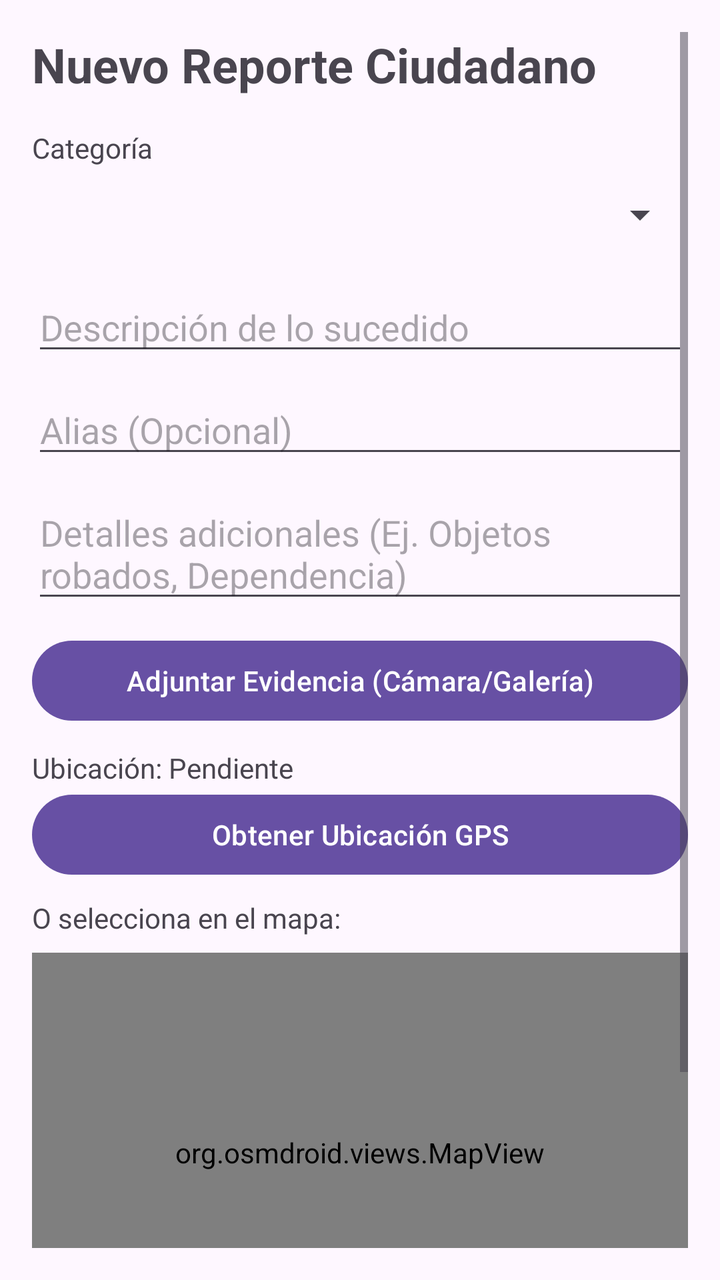
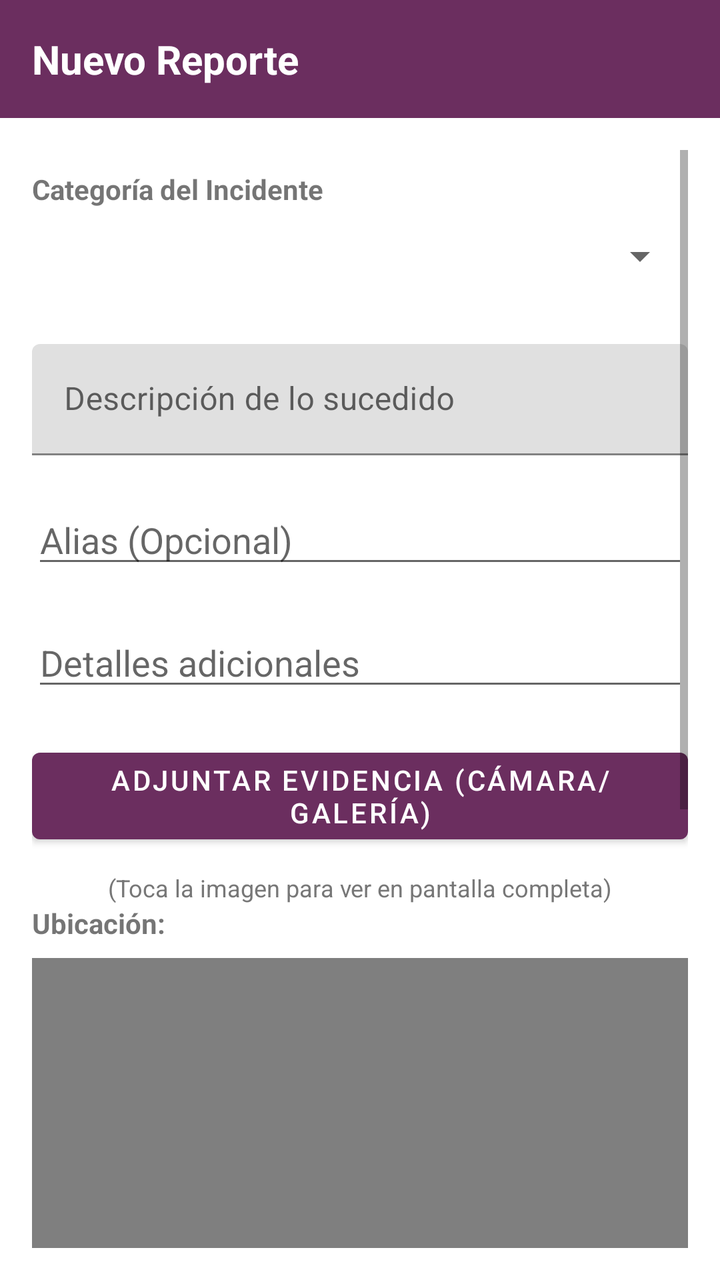

An Android layout rendered at two revisions. The XML below is the earlier revision; the diff shows what the commit changed to produce the second picture.
<!-- AndroidManifest.xml: application theme Theme.ProyectoFinal -->
<!-- res/layout/activity_crear_reporte.xml -->
<?xml version="1.0" encoding="utf-8"?>
<ScrollView xmlns:android="http://schemas.android.com/apk/res/android"
    android:layout_width="match_parent"
    android:layout_height="match_parent"
    android:padding="16dp">

    <LinearLayout
        android:layout_width="match_parent"
        android:layout_height="wrap_content"
        android:orientation="vertical">

        <TextView
            android:text="Nuevo Reporte Ciudadano"
            android:textSize="24sp"
            android:textStyle="bold"
            android:layout_width="wrap_content"
            android:layout_height="wrap_content"/>

        <TextView
            android:text="Categoría"
            android:layout_marginTop="16dp"
            android:layout_width="wrap_content"
            android:layout_height="wrap_content"/>

        <Spinner
            android:id="@+id/spinnerCategoria"
            android:layout_width="match_parent"
            android:layout_height="wrap_content"
            android:minHeight="48dp"/>

        <EditText
            android:id="@+id/etDescripcion"
            android:hint="Descripción de lo sucedido"
            android:layout_width="match_parent"
            android:layout_height="wrap_content"
            android:layout_marginTop="10dp"/>

        <EditText
            android:id="@+id/etAlias"
            android:hint="Alias (Opcional)"
            android:layout_width="match_parent"
            android:layout_height="wrap_content"
            android:layout_marginTop="10dp"/>

        <EditText
            android:id="@+id/etDetalleExtra"
            android:hint="Detalles adicionales (Ej. Objetos robados, Dependencia)"
            android:layout_width="match_parent"
            android:layout_height="wrap_content"
            android:layout_marginTop="10dp"/>

        <Button
            android:id="@+id/btnFoto"
            android:text="Adjuntar Evidencia (Cámara/Galería)"
            android:layout_width="match_parent"
            android:layout_height="wrap_content"
            android:layout_marginTop="10dp"/>

        <ImageView
            android:id="@+id/ivPreview"
            android:layout_width="match_parent"
            android:layout_height="200dp"
            android:scaleType="centerCrop"
            android:background="#E0E0E0"
            android:visibility="gone"/>

        <TextView
            android:id="@+id/tvUbicacion"
            android:text="Ubicación: Pendiente"
            android:layout_width="wrap_content"
            android:layout_height="wrap_content"
            android:layout_marginTop="10dp"/>

        <Button
            android:id="@+id/btnObtenerUbicacion"
            android:text="Obtener Ubicación GPS"
            android:layout_width="match_parent"
            android:layout_height="wrap_content"/>

        <TextView
            android:text="O selecciona en el mapa:"
            android:layout_marginTop="8dp"
            android:layout_width="wrap_content"
            android:layout_height="wrap_content"/>

        <org.osmdroid.views.MapView
            android:id="@+id/mapPickLocation"
            android:layout_width="match_parent"
            android:layout_height="200dp"
            android:layout_marginTop="8dp"
            android:background="#E0E0E0"/>

        <Button
            android:id="@+id/btnEnviar"
            android:text="ENVIAR REPORTE"
            android:backgroundTint="#D32F2F"
            android:layout_width="match_parent"
            android:layout_height="wrap_content"
            android:layout_marginTop="24dp"/>

        <ProgressBar
            android:id="@+id/progressBar"
            android:visibility="gone"
            android:layout_width="wrap_content"
            android:layout_height="wrap_content"
            android:layout_gravity="center"/>

    </LinearLayout>
</ScrollView>
<!-- resources referenced by this layout -->
<resources>
  <style name="Theme.ProyectoFinal" parent="Base.Theme.ProyectoFinal" />
  <style name="Base.Theme.ProyectoFinal" parent="Theme.Material3.DayNight.NoActionBar">
          
          
      </style>
</resources>

<!-- the commit's change to res/layout/activity_crear_reporte.xml (unified diff, before → after) -->
@@ -1,109 +1,166 @@
 <?xml version="1.0" encoding="utf-8"?>
-<ScrollView xmlns:android="http://schemas.android.com/apk/res/android"
+<FrameLayout xmlns:android="http://schemas.android.com/apk/res/android"
     android:layout_width="match_parent"
-    android:layout_height="match_parent"
-    android:padding="16dp">
+    android:layout_height="match_parent">
 
     <LinearLayout
         android:layout_width="match_parent"
-        android:layout_height="wrap_content"
-        android:orientation="vertical">
+        android:layout_height="match_parent"
+        android:orientation="vertical"
+        android:background="@color/white">
+
+        <LinearLayout
+            android:layout_width="match_parent"
+            android:layout_height="wrap_content"
+            android:background="@color/guinda_bg_header"
+            android:padding="16dp">
+            <TextView
+                android:text="Nuevo Reporte"
+                android:textColor="@color/white"
+                android:textSize="20sp"
+                android:textStyle="bold"
+                android:layout_width="wrap_content"
+                android:layout_height="wrap_content"/>
+        </LinearLayout>
+
+        <ScrollView
+            android:layout_width="match_parent"
+            android:layout_height="match_parent"
+            android:padding="16dp">
+
+            <LinearLayout
+                android:layout_width="match_parent"
+                android:layout_height="wrap_content"
+                android:orientation="vertical"
+                android:paddingBottom="40dp">
+
+                <TextView
+                    android:text="Categoría del Incidente"
+                    android:textStyle="bold"
+                    android:layout_marginTop="10dp"
+                    android:layout_width="wrap_content"
+                    android:layout_height="wrap_content"/>
+
+                <Spinner
+                    android:id="@+id/spinnerCategoria"
+                    android:layout_width="match_parent"
+                    android:layout_height="wrap_content"
+                    android:minHeight="48dp"
+                    android:layout_marginBottom="20dp"/>
+
+                <com.google.android.material.textfield.TextInputLayout
+                    android:layout_width="match_parent"
+                    android:layout_height="wrap_content"
+                    android:layout_marginBottom="20dp"
+                    android:hint="Descripción de lo sucedido">
+                    <com.google.android.material.textfield.TextInputEditText
+                        android:id="@+id/etDescripcion"
+                        android:layout_width="match_parent"
+                        android:layout_height="wrap_content"
+                        android:inputType="textMultiLine"/>
+                </com.google.android.material.textfield.TextInputLayout>
+
+                <EditText
+                    android:id="@+id/etAlias"
+                    android:hint="Alias (Opcional)"
+                    android:layout_width="match_parent"
+                    android:layout_height="wrap_content"
+                    android:layout_marginBottom="20dp"/>
+
+                <EditText
+                    android:id="@+id/etDetalleExtra"
+                    android:hint="Detalles adicionales"
+                    android:layout_width="match_parent"
+                    android:layout_height="wrap_content"
+                    android:layout_marginBottom="20dp"/>
+
+                <Button
+                    android:id="@+id/btnFoto"
+                    android:text="Adjuntar Evidencia (Cámara/Galería)"
+                    android:layout_width="match_parent"
+                    android:layout_height="wrap_content"
+                    android:layout_marginBottom="10dp"/>
+
+                <TextView
+                    android:text="(Toca la imagen para ver en pantalla completa)"
+                    android:textSize="12sp"
+                    android:gravity="center"
+                    android:textColor="#777"
+                    android:layout_width="match_parent"
+                    android:layout_height="wrap_content"/>
+
+                <ImageView
+                    android:id="@+id/ivPreview"
+                    android:layout_width="match_parent"
+                    android:layout_height="200dp"
+                    android:scaleType="centerCrop"
+                    android:background="#F0F0F0"
+                    android:layout_marginBottom="30dp"
+                    android:visibility="gone"/>
+
+                <TextView
+                    android:id="@+id/tvUbicacion"
+                    android:text="Ubicación:"
+                    android:textStyle="bold"
+                    android:layout_width="wrap_content"
+                    android:layout_height="wrap_content"
+                    android:layout_marginBottom="8dp"/>
+
+                <org.osmdroid.views.MapView
+                    android:id="@+id/mapPickLocation"
+                    android:layout_width="match_parent"
+                    android:layout_height="350dp"
+                    android:background="#E0E0E0"
+                    android:layout_marginBottom="20dp"/>
+
+                <Button
+                    android:id="@+id/btnObtenerUbicacion"
+                    android:text="Usar mi Ubicación GPS"
+                    style="@style/Widget.MaterialComponents.Button.OutlinedButton"
+                    android:layout_width="match_parent"
+                    android:layout_height="wrap_content"
+                    android:layout_marginBottom="30dp"/>
+
+                <Button
+                    android:id="@+id/btnEnviar"
+                    android:text="ENVIAR REPORTE"
+                    android:layout_width="match_parent"
+                    android:layout_height="60dp"/>
+
+                <ProgressBar
+                    android:id="@+id/progressBar"
+                    android:visibility="gone"
+                    android:layout_width="wrap_content"
+                    android:layout_height="wrap_content"
+                    android:layout_gravity="center"/>
+
+            </LinearLayout>
+        </ScrollView>
+    </LinearLayout>
+
+    <FrameLayout
+        android:id="@+id/overlayLayout"
+        android:layout_width="match_parent"
+        android:layout_height="match_parent"
+        android:background="@color/overlay_black"
+        android:visibility="gone"
+        android:clickable="true"
+        android:focusable="true">
+
+        <ImageView
+            android:id="@+id/ivFullPreview"
+            android:layout_width="match_parent"
+            android:layout_height="match_parent"
+            android:scaleType="fitCenter"
+            android:layout_margin="20dp"/>
 
         <TextView
-            android:text="Nuevo Reporte Ciudadano"
-            android:textSize="24sp"
-            android:textStyle="bold"
+            android:text="Toca para cerrar"
+            android:textColor="@color/white"
+            android:layout_gravity="bottom|center_horizontal"
+            android:layout_marginBottom="40dp"
             android:layout_width="wrap_content"
             android:layout_height="wrap_content"/>
+    </FrameLayout>
 
-        <TextView
-            android:text="Categoría"
-            android:layout_marginTop="16dp"
-            android:layout_width="wrap_content"
-            android:layout_height="wrap_content"/>
-
-        <Spinner
-            android:id="@+id/spinnerCategoria"
-            android:layout_width="match_parent"
-            android:layout_height="wrap_content"
-            android:minHeight="48dp"/>
-
-        <EditText
-            android:id="@+id/etDescripcion"
-            android:hint="Descripción de lo sucedido"
-            android:layout_width="match_parent"
-            android:layout_height="wrap_content"
-            android:layout_marginTop="10dp"/>
-
-        <EditText
-            android:id="@+id/etAlias"
-            android:hint="Alias (Opcional)"
-            android:layout_width="match_parent"
-            android:layout_height="wrap_content"
-            android:layout_marginTop="10dp"/>
-
-        <EditText
-            android:id="@+id/etDetalleExtra"
-            android:hint="Detalles adicionales (Ej. Objetos robados, Dependencia)"
-            android:layout_width="match_parent"
-            android:layout_height="wrap_content"
-            android:layout_marginTop="10dp"/>
-
-        <Button
-            android:id="@+id/btnFoto"
-            android:text="Adjuntar Evidencia (Cámara/Galería)"
-            android:layout_width="match_parent"
-            android:layout_height="wrap_content"
-            android:layout_marginTop="10dp"/>
-
-        <ImageView
-            android:id="@+id/ivPreview"
-            android:layout_width="match_parent"
-            android:layout_height="200dp"
-            android:scaleType="centerCrop"
-            android:background="#E0E0E0"
-            android:visibility="gone"/>
-
-        <TextView
-            android:id="@+id/tvUbicacion"
-            android:text="Ubicación: Pendiente"
-            android:layout_width="wrap_content"
-            android:layout_height="wrap_content"
-            android:layout_marginTop="10dp"/>
-
-        <Button
-            android:id="@+id/btnObtenerUbicacion"
-            android:text="Obtener Ubicación GPS"
-            android:layout_width="match_parent"
-            android:layout_height="wrap_content"/>
-
-        <TextView
-            android:text="O selecciona en el mapa:"
-            android:layout_marginTop="8dp"
-            android:layout_width="wrap_content"
-            android:layout_height="wrap_content"/>
-
-        <org.osmdroid.views.MapView
-            android:id="@+id/mapPickLocation"
-            android:layout_width="match_parent"
-            android:layout_height="200dp"
-            android:layout_marginTop="8dp"
-            android:background="#E0E0E0"/>
-
-        <Button
-            android:id="@+id/btnEnviar"
-            android:text="ENVIAR REPORTE"
-            android:backgroundTint="#D32F2F"
-            android:layout_width="match_parent"
-            android:layout_height="wrap_content"
-            android:layout_marginTop="24dp"/>
-
-        <ProgressBar
-            android:id="@+id/progressBar"
-            android:visibility="gone"
-            android:layout_width="wrap_content"
-            android:layout_height="wrap_content"
-            android:layout_gravity="center"/>
-
-    </LinearLayout>
-</ScrollView>
+</FrameLayout>
<!-- resource entries referenced after the edit -->
@@ -1,9 +1,20 @@
 <!-- resources referenced by this layout -->
 <resources>
-  <style name="Theme.ProyectoFinal" parent="Base.Theme.ProyectoFinal" />
-  <style name="Base.Theme.ProyectoFinal" parent="Theme.Material3.DayNight.NoActionBar">
-          
-          
+  <color name="guinda_bg_header">#6B2E5F</color>
+  <color name="overlay_black">#CC000000</color>
+  <color name="white">#FFFFFFFF</color>
+  <style name="Theme.ProyectoFinal" parent="Theme.MaterialComponents.DayNight.NoActionBar">
+          <item name="colorPrimary">@color/guinda_ipn</item>
+          <item name="colorPrimaryVariant">@color/guinda_ipn_dark</item>
+          <item name="colorOnPrimary">@color/white</item>
+  
+          <item name="colorSecondary">@color/azul_escom</item>
+          <item name="colorOnSecondary">@color/white</item>
+  
+          <item name="android:statusBarColor">?attr/colorPrimaryVariant</item>
       </style>
+  <color name="guinda_ipn">#6B2E5F</color>
+  <color name="guinda_ipn_dark">#4A1F41</color>
+  <color name="azul_escom">#003D6D</color>
 </resources>
 
